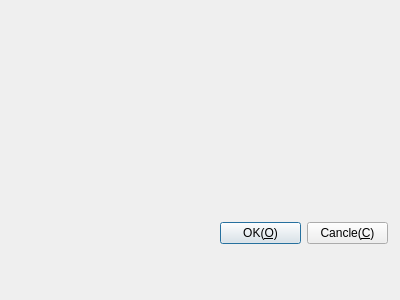
Above: Viewer/Plugins/Terminal/DlgSettingsTerminal.ui from KangLin/RabbitRemoteControl before the change. Below: the same form after it.
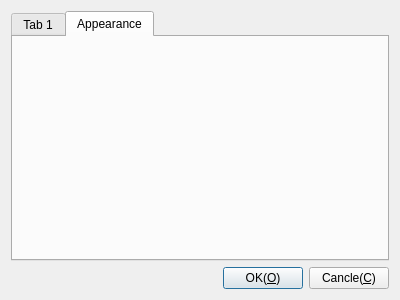
That is the form after the change.

Commit message: Terminal: add parameter

Patch:
```diff
--- a/Viewer/Plugins/Terminal/DlgSettingsTerminal.ui
+++ b/Viewer/Plugins/Terminal/DlgSettingsTerminal.ui
@@ -13,18 +13,24 @@
   <property name="windowTitle">
    <string>Dialog</string>
   </property>
-  <widget class="QWidget" name="">
-   <property name="geometry">
-    <rect>
-     <x>220</x>
-     <y>220</y>
-     <width>168</width>
-     <height>27</height>
-    </rect>
-   </property>
+  <layout class="QGridLayout" name="gridLayout">
+   <item row="1" column="0">
    <layout class="QHBoxLayout" name="horizontalLayout">
     <item>
-     <widget class="QPushButton" name="pushButton">
+      <spacer name="horizontalSpacer">
+       <property name="orientation">
+        <enum>Qt::Horizontal</enum>
+       </property>
+       <property name="sizeHint" stdset="0">
+        <size>
+         <width>40</width>
+         <height>20</height>
+        </size>
+       </property>
+      </spacer>
+     </item>
+     <item>
+      <widget class="QPushButton" name="pbOk">
       <property name="text">
        <string>OK(&amp;O)</string>
       </property>
@@ -38,7 +44,26 @@
      </widget>
     </item>
    </layout>
-  </widget>
+   </item>
+   <item row="0" column="0">
+    <widget class="QTabWidget" name="tabWidget">
+     <property name="currentIndex">
+      <number>1</number>
+     </property>
+     <widget class="QWidget" name="tab">
+      <attribute name="title">
+       <string>Tab 1</string>
+      </attribute>
+     </widget>
+     <widget class="QWidget" name="Appearance">
+      <attribute name="title">
+       <string>Appearance</string>
+      </attribute>
+      <layout class="QGridLayout" name="gridLayout_2"/>
+     </widget>
+    </widget>
+   </item>
+  </layout>
  </widget>
  <resources/>
  <connections/>
```
Left out of the diff: 4 changed lines with no effect on the pictures. Lines whose indentation alone changed are shown as unchanged. The commit also changes 12 other files.
